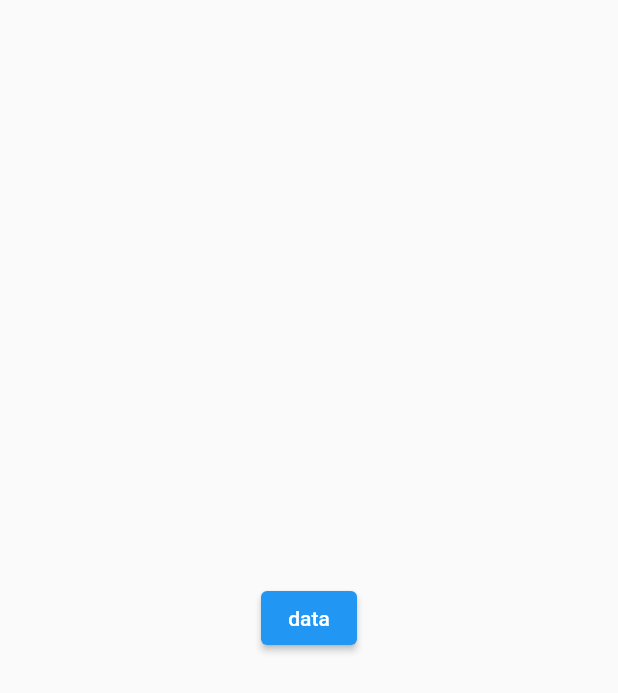
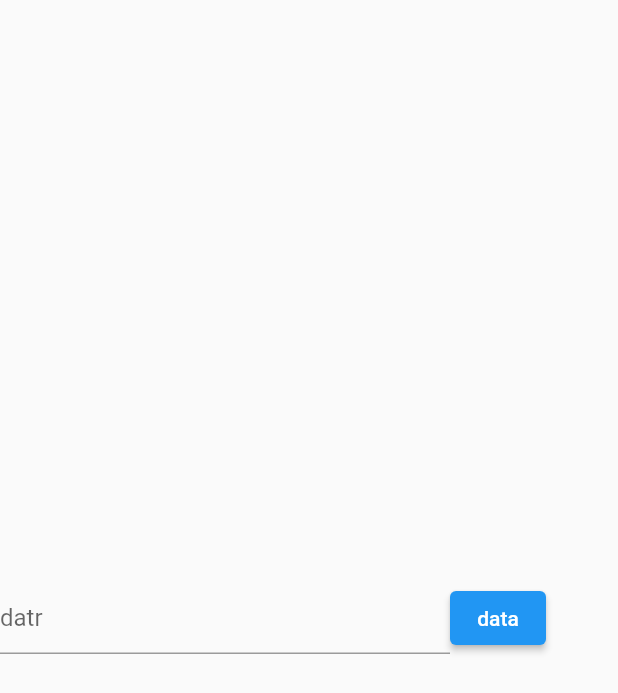
Before and after one commit to shivanuj13/search-my-book, a Flutter app: the screen it shows after launch, on a phone screen of 412 x 824 dp. Shown: the top 693 px of the screen. Run offline on Flutter 3.47's test engine with Material 2 defaults, Android fonts, the phone set to English and light mode, and no system bars.

Commit message:
textfield added

```diff
--- a/lib/page/home_page.dart
+++ b/lib/page/home_page.dart
@@ -1,6 +1,9 @@
 import 'package:flutter/material.dart';
 import 'package:search_my_book/model/listbook.dart';
+import 'package:search_my_book/page/search_result_page.dart';
 import 'package:search_my_book/service/fetchbook.dart';
+
+
 
 class HomePage extends StatefulWidget {
   HomePage({Key? key}) : super(key: key);
@@ -10,17 +13,34 @@ class HomePage extends StatefulWidget {
 }
 
 class _HomePageState extends State<HomePage> {
+  TextEditingController searchtearm = TextEditingController();
+  void searchg()
+  {
+    Navigator.push(context, MaterialPageRoute(builder: (context)=> SearchReasult()) );
+  }
   @override
   Widget build(BuildContext context) {
-    return Center(
-      child: Container(
-        child: ElevatedButton(onPressed: () async{
-          BookList merabook = await fetchbook();
-          print(merabook.listofbook![1].title);
-          print(merabook.listofbook![1].subtitle);
-
-        }, child: Text('data')),
-      ),
+    return Column(
+      mainAxisAlignment: MainAxisAlignment.center,
+      children: [
+        Row(
+          children: [
+            Container(
+               width: 300,
+              child: TextField(
+                controller: searchtearm,
+                decoration: InputDecoration(
+                  hintText: 'datr'
+                ),
+                onEditingComplete: searchg,
+              ),
+            ),
+            Container(
+              child: ElevatedButton(onPressed: (){searchg();}, child: Text('data') ),
+            )
+          ],
+        ),
+      ],
     );
   }
 }
```
Also changed, not shown: lib/page/search_result_page.dart (added, +15 -0 lines).
